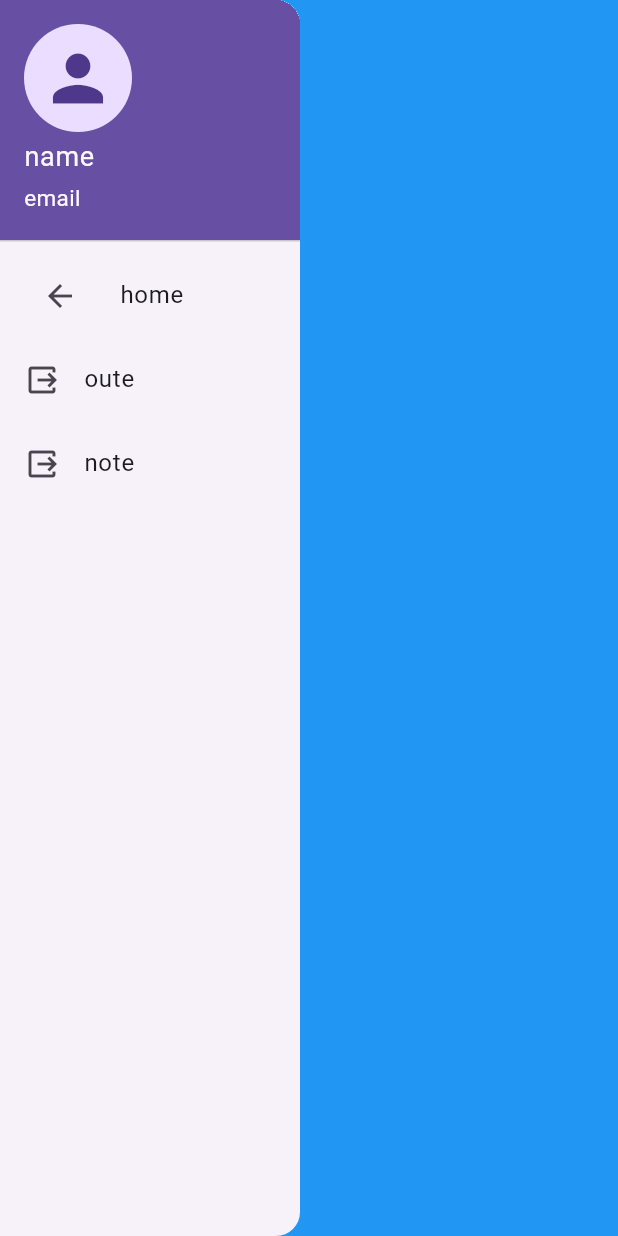
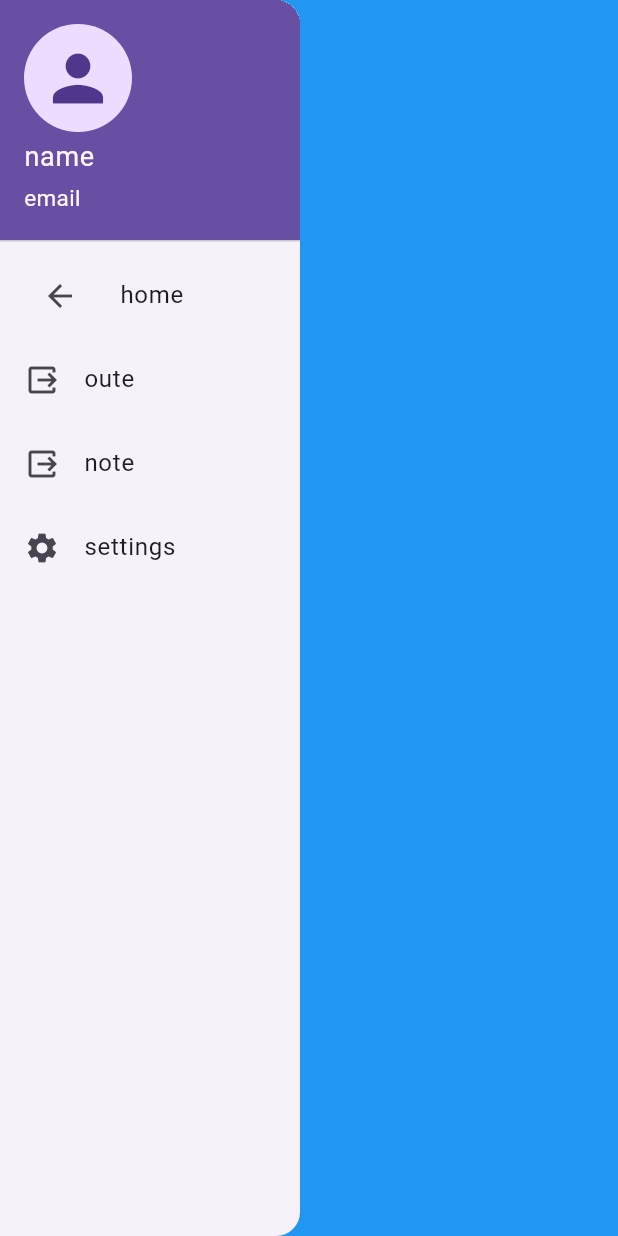
Before and after one commit to hilm733/h2, a Flutter app: what drawerr() shows on an empty page, opened directly, on a phone screen of 412 x 824 dp. Run offline on Flutter 3.47's test engine with Material 3 defaults, Android fonts, the phone set to English and light mode, and no system bars.

Commit message:
add button settings in  drawer

```diff
--- a/lib/drawer.dart
+++ b/lib/drawer.dart
@@ -31,6 +31,12 @@ class drawerr extends StatelessWidget {
               title: Text("note"),
               onTap: () {},
             ),
+            ListTile(
+              leading: Icon(Icons.settings),
+              title: Text("settings"),
+              onTap: () {},
+            ),
+
 
           ],
         ),
```
